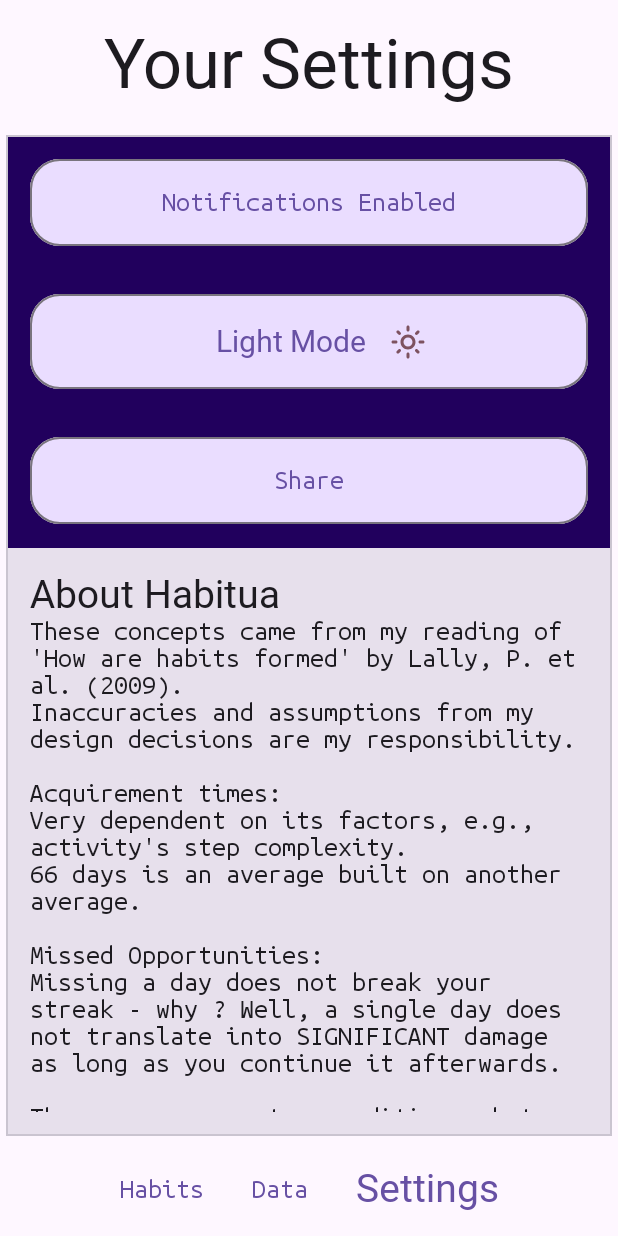
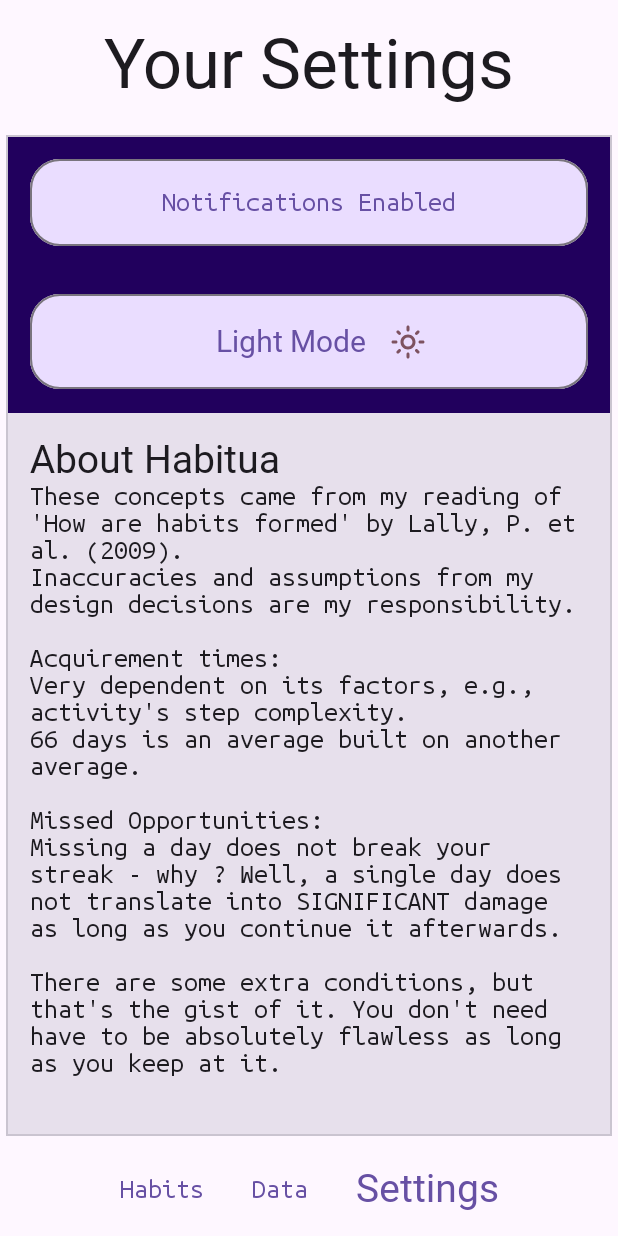
Before and after one commit to Ehsan-Tal/Habitua, an Android app built with Jetpack Compose: the SettingScreen screen opened through its navigation route, on a phone screen of 412 x 824 dp. Run offline under Robolectric (Android 15) with nearby library versions, the light colour scheme and no system bars; Roboto replaces fonts that are not available here; 2 statements that could not run were skipped.

Commit message:
A Few changes

```diff
--- a/app/src/main/java/com/example/habitua/MainActivity.kt
+++ b/app/src/main/java/com/example/habitua/MainActivity.kt
@@ -6,7 +6,7 @@ import androidx.activity.compose.setContent
 import androidx.activity.enableEdgeToEdge
 import androidx.compose.foundation.layout.fillMaxSize
 import androidx.compose.material.icons.Icons
-import androidx.compose.material.icons.filled.ArrowBack
+import androidx.compose.material.icons.automirrored.filled.ArrowBack
 import androidx.compose.material3.CenterAlignedTopAppBar
 import androidx.compose.material3.ExperimentalMaterial3Api
 import androidx.compose.material3.Icon
@@ -17,7 +17,6 @@ import androidx.compose.material3.Text
 import androidx.compose.runtime.Composable
 import androidx.compose.ui.Modifier
 import androidx.compose.ui.res.stringResource
-import androidx.navigation.NavHostController
 import androidx.navigation.compose.rememberNavController
 import androidx.work.OneTimeWorkRequestBuilder
 import androidx.work.WorkManager
@@ -98,7 +97,7 @@ fun HabitTopAppBar(
         navigationIcon = {
             IconButton(onClick = navigateBack) {
                 Icon(
-                    imageVector = Icons.Filled.ArrowBack,
+                    imageVector = Icons.AutoMirrored.Filled.ArrowBack,
                     contentDescription = stringResource(R.string.content_description_navigate_back)
                 )
             }
--- a/app/src/main/java/com/example/habitua/data/AppDatabase.kt
+++ b/app/src/main/java/com/example/habitua/data/AppDatabase.kt
@@ -18,8 +18,6 @@ import androidx.room.RoomDatabase
 abstract class HabitDatabase: RoomDatabase() {
 
     abstract fun habitDao(): HabitDao
-
-    // where the streak dao would go
 
     companion object {
         // so, in this companion object, we establish a volatile nullable variable
--- a/app/src/main/java/com/example/habitua/ui/navigation/HabitNavGraph.kt
+++ b/app/src/main/java/com/example/habitua/ui/navigation/HabitNavGraph.kt
@@ -32,7 +32,6 @@ fun HabitNavHost(
 ) {
     /**
      * This composable is the root of the navigation graph.
-     *
      * sets the StartDestination of the application
      */
     NavHost(
--- a/app/src/main/java/com/example/habitua/ui/settings/SettingScreen.kt
+++ b/app/src/main/java/com/example/habitua/ui/settings/SettingScreen.kt
@@ -19,7 +19,6 @@ import androidx.compose.material.icons.outlined.DarkMode
 import androidx.compose.material.icons.outlined.LightMode
 import androidx.compose.material3.AlertDialog
 import androidx.compose.material3.Button
-import androidx.compose.material3.Card
 import androidx.compose.material3.CardDefaults
 import androidx.compose.material3.Icon
 import androidx.compose.material3.MaterialTheme
@@ -61,12 +60,10 @@ object SettingDestination: NavigationDestination {
 fun SettingScreen (
     currentScreenName: String,
     navController: NavHostController,
-    //onShareButtonClicked: (String, String) -> Unit,
     modifier: Modifier = Modifier,
     viewModel: SettingViewModel = viewModel(factory = AppViewModelProvider.Factory),
     uiState: SettingUiState = viewModel.uiState.collectAsState().value,
 ) {
-    val newReceipt = stringResource(R.string.new_habit_receipt)
 
     Scaffold(
         modifier = Modifier
@@ -204,35 +201,6 @@ fun SettingScreen (
                             )
                         }
                     }
-
-                    // Share buttons
-                    //TODO: Cancel share or keep it
-                    OutlinedCard(
-                        colors = CardDefaults.outlinedCardColors(
-                            contentColor = MaterialTheme.colorScheme.primary,
-                            containerColor = MaterialTheme.colorScheme.primaryContainer
-                        ),
-                        shape = MaterialTheme.shapes.small,
-                        modifier = rowModifier
-                            .clickable {
-
-                            }
-                        //onShareButtonClicked(newReceipt, habitViewModel.createHabitsString())
-                    ) {
-                        Row(
-                            horizontalArrangement = Arrangement.Center,
-                            verticalAlignment = Alignment.CenterVertically,
-                            modifier = Modifier
-                                .padding(dimensionResource(id = R.dimen.padding_small))
-                                .fillMaxWidth()
-                        ) {
-                            Text(
-                                modifier = Modifier
-                                    .padding(dimensionResource(id = R.dimen.padding_large)),
-                                text = "Share"
-                            )
-                        }
-                    }
                 }
 
                     // About Section
--- a/app/src/main/res/values/strings.xml
+++ b/app/src/main/res/values/strings.xml
@@ -58,9 +58,6 @@
     <string name="habit_button_review">Review</string>
     <string name="review_dialog_title">Review Habit Record</string>
     <string name="review_dialog_text">You won\'t be able to toggle their active-ness for today, but you can still create and edit new ones.</string>
-    <string name="toast_habit_card_disabled">No more today - check again tomorrow :)</string>
-    <string name="review_dialog_negation">Not yet</string>
-    <string name="review_dialog_affirmation">I\'m ready for review</string>
 
     <string name="visualization_title">Your Data</string>
     <string name="visualization_nav_title">Data</string>
```
Also changed, not shown: app/src/main/java/com/example/habitua/ui/home/HomeScreen.kt (+2 -18 lines), app/src/main/java/com/example/habitua/ui/settings/SettingViewModel.kt (+0 -23 lines).
